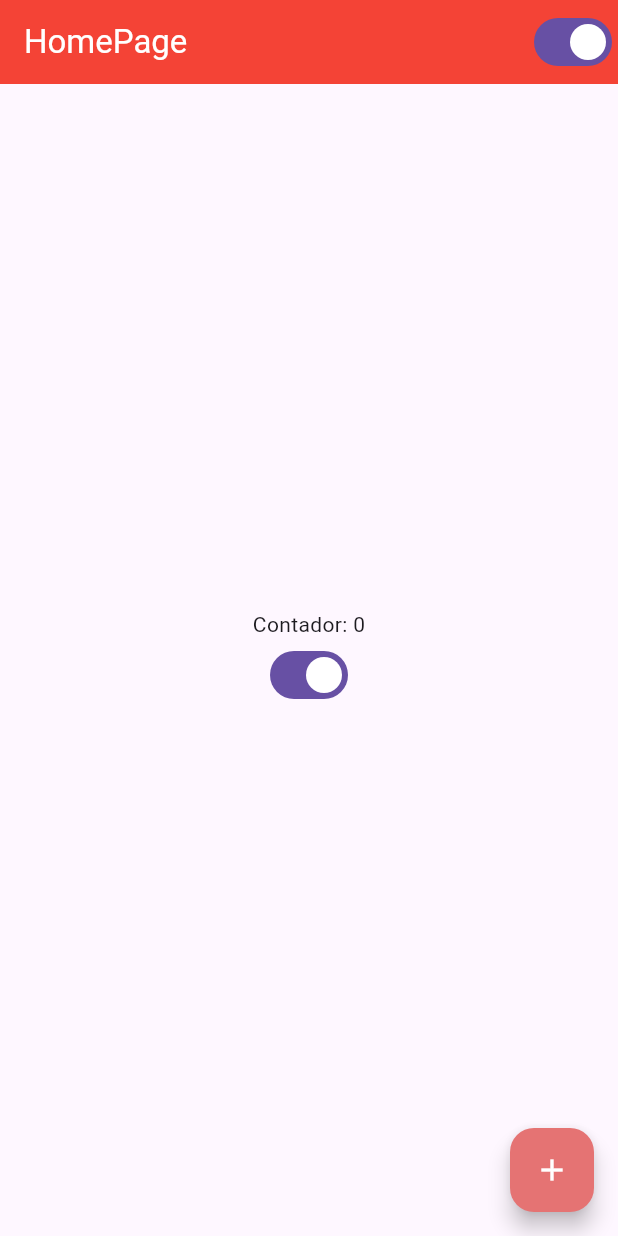
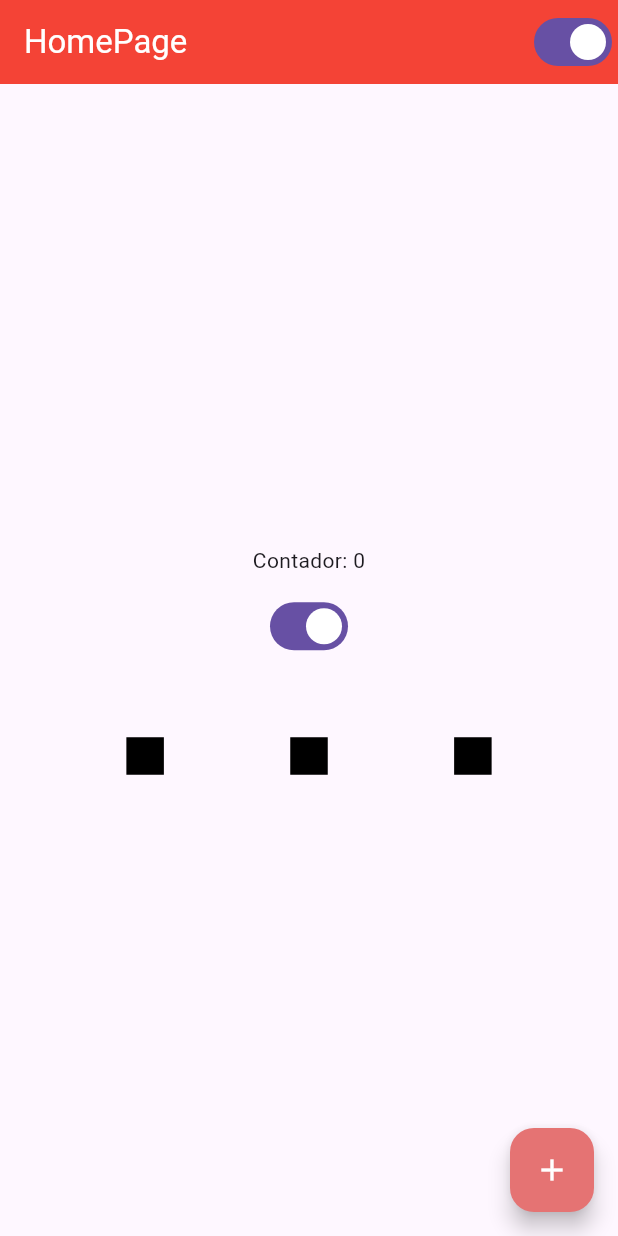
Before and after one commit to GitAquino/Aprendendo-Flutter, a Flutter app: the screen it shows after launch, on a phone screen of 412 x 824 dp. Run offline on Flutter 3.47's test engine with Material 3 defaults, Android fonts, the phone set to English and light mode, and no system bars.

Commit message:
Commit v1.15 - row
Adicionado ROW ao projeto
ROW: Coloca os Widgets em uma linha
• Pode receber varios filhos "Children []" para agrupar na mesma linha
• Pode utilizar o mainAxisAlignment: e o crossAxisAlignment para separar e agrupar os itens
• Para separar os itens horizontalmente pode adicionar um Container (Height) para criar um espaço

```diff
--- a/lib/home_page.dart
+++ b/lib/home_page.dart
@@ -33,14 +33,37 @@ class HomePageState extends State<HomePage>{
       ),
 
       body: Container(
-        width: double.infinity, // Determina o Container o tamanho da tela inteira
-        height: double.infinity, // // Determina o Container o tamanho da tela inteira
+        width: double.infinity,
+        height: double.infinity,
         child: Column(
-          mainAxisAlignment: MainAxisAlignment.center,// Centraliza o Widget pro centro da tela
+          mainAxisAlignment: MainAxisAlignment.center,
         //  crossAxisAlignment: CrossAxisAlignment.center, // Altera o Widget pra determinada posição (Inicio da tela, Final da tela, centro da tela, etc...)
           children: [
             Text('Contador: $counter'),
+            Container(height: 10,), //Adicionando um espaço entre os Widgets
             CustomSwitch(),
+            Container(height: 50,), //Adicionando um espaço entre os Widgets
+            Row( //Adicionando um Widget de LINHA
+              mainAxisAlignment: MainAxisAlignment.spaceEvenly, //Adicionando um espaço entre os itens
+              crossAxisAlignment: CrossAxisAlignment.center, //Centralizando os itens no meio da tela
+              children: [
+                Container( //Criando um novo quadrado
+                  width: 25,
+                  height: 25,
+                  color: Colors.black,
+                ),
+                Container( //Criando um novo quadrado
+                  width: 25,
+                  height: 25,
+                  color: Colors.black,
+                ),
+                Container( //Criando um novo quadrado
+                  width: 25,
+                  height: 25,
+                  color: Colors.black,
+                )
+              ],
+            ),
           ],
         ),
       ),
```
